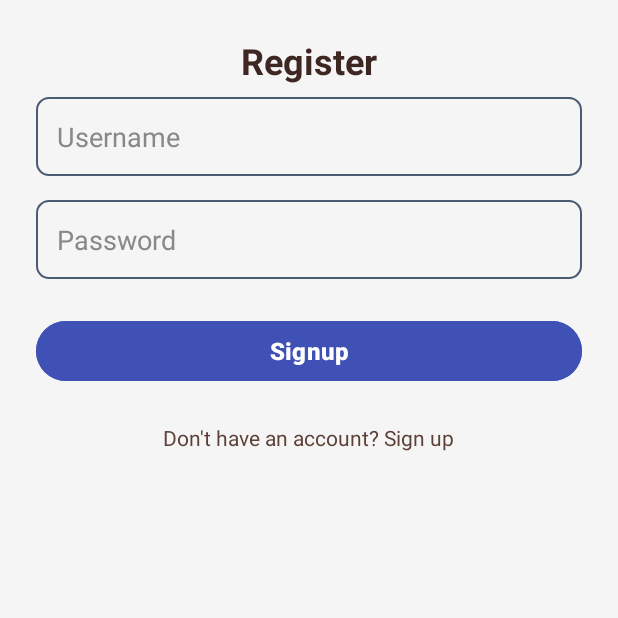
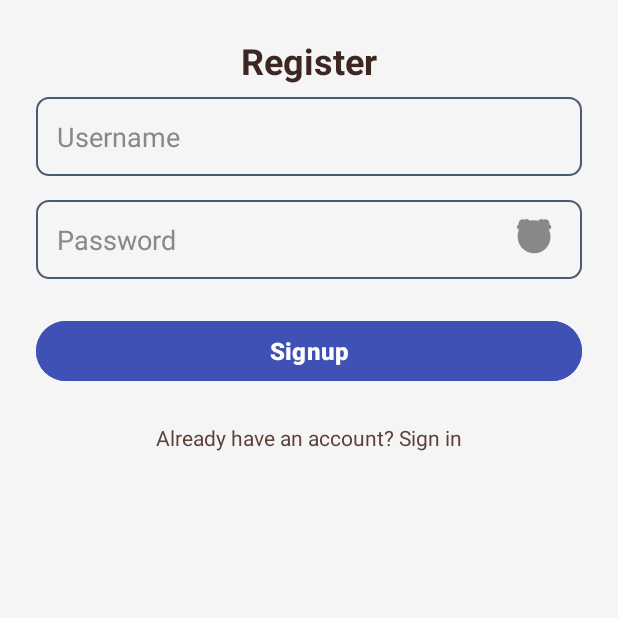
Before and after one commit to LaVenganzaDelLadron/SlamBook, an Android app: the SignupActivity screen opened directly, with no data from a screen before it, after a tap on "Signup", on a phone screen of 412 x 824 dp, the top half of it. Run offline under Robolectric (Android 15) with nearby library versions, the phone set to English and light mode, and no system bars; libraries missing offline, so code that uses them is left out: com.developer.kalert; 1 statement that could not run was skipped.

Commit message:
Initial Commit

```diff
--- a/app/src/main/java/com/project/justagaslambook/dialog/ShowDialog.kt
+++ b/app/src/main/java/com/project/justagaslambook/dialog/ShowDialog.kt
@@ -47,11 +47,20 @@ class ShowDialog(private val context: Context) {
             .show()
     }
 
-    fun loadingDialog(title: String): KAlertDialog {
-        val pDialog = KAlertDialog(context, KAlertDialog.PROGRESS_TYPE, isTrue)
-        pDialog.setTitleText(title)
-        pDialog.show()
-        return pDialog
+    fun exitDialog(title: String, message: String, button: String, button1: String, onConfirm: Runnable?) {
+        KAlertDialog(context, KAlertDialog.SUCCESS_TYPE, isTrue)
+            .setTitleText(title)
+            .setContentText(message)
+            .setCancelText(button)
+            .setConfirmText(button1)
+            .cancelButtonColor(R.color.red)
+            .confirmButtonColor(R.color.green)
+            .setConfirmClickListener { dialog ->
+                dialog.dismissWithAnimation()
+                onConfirm?.run()
+            }
+            .show()
     }
 
+
 }
--- a/app/src/main/java/com/project/justagaslambook/fragments/AddFragment.kt
+++ b/app/src/main/java/com/project/justagaslambook/fragments/AddFragment.kt
@@ -182,6 +182,10 @@ class AddFragment : Fragment() {
                 if (neverForgetAnswer.text.isNullOrEmpty()) emptyFields.add("Never Forget")
                 if (guiltyPleasureAnswer.text.isNullOrEmpty()) emptyFields.add("Guilty Pleasure")
 
+                if (phone.text?.length != 11) {
+                    emptyFields.add("Phone number must be 11 digits")
+                }
+
                 if (emptyFields.isNotEmpty()) {
                     android.util.Log.d("AddFragment", "Empty fields: $emptyFields")
 
--- a/app/src/main/java/com/project/justagaslambook/model/User.kt
+++ b/app/src/main/java/com/project/justagaslambook/model/User.kt
@@ -5,7 +5,7 @@ import android.os.Parcelable
 data class User(
     var username: String? = null,
     var password: String? = null,
-    var slambook: ArrayList<SlamBook>? = null
+    var slambook: ArrayList<SlamBook>? = arrayListOf()
 ) : Parcelable {
 
     constructor(parcel: Parcel) : this(
--- a/app/src/main/res/layout/activity_signup.xml
+++ b/app/src/main/res/layout/activity_signup.xml
@@ -33,18 +33,37 @@
         android:textColorHint="#888888"
         android:layout_marginBottom="16dp" />
 
-    <!-- Password Field -->
-    <EditText
-        android:id="@+id/etPassword"
+    <!-- Password Field with Toggle -->
+    <LinearLayout
         android:layout_width="match_parent"
         android:layout_height="wrap_content"
-        android:hint="Password"
-        android:padding="14dp"
+        android:orientation="horizontal"
         android:background="@drawable/input_outline"
-        android:inputType="textPassword"
-        android:textColor="#000000"
-        android:textColorHint="#888888"
-        android:layout_marginBottom="24dp" />
+        android:paddingEnd="8dp"
+        android:layout_marginBottom="24dp">
+
+        <EditText
+            android:id="@+id/etPassword"
+            android:layout_width="0dp"
+            android:layout_height="wrap_content"
+            android:layout_weight="1"
+            android:hint="Password"
+            android:padding="14dp"
+            android:inputType="textPassword"
+            android:textColor="#000000"
+            android:textColorHint="#888888"
+            android:background="@android:color/transparent" />
+
+        <ImageView
+            android:id="@+id/ivTogglePassword"
+            android:layout_width="wrap_content"
+            android:layout_height="wrap_content"
+            android:src="@drawable/clown"
+            android:padding="12dp"
+            android:contentDescription="Show Password"
+            android:tint="#888888"
+            tools:ignore="UseAppTint" />
+    </LinearLayout>
 
     <!-- Login Button -->
     <Button
@@ -63,7 +82,7 @@
         android:id="@+id/tvLogin"
         android:layout_width="wrap_content"
         android:layout_height="wrap_content"
-        android:text="Don't have an account? Sign up"
+        android:text="Already have an account? Sign in"
         android:textColor="#5D4037"
         android:textSize="14sp"
         android:layout_gravity="center"
```
Also changed, not shown: app/src/main/java/com/project/justagaslambook/DashboardActivity.kt (+14 -0 lines), app/src/main/java/com/project/justagaslambook/LoginActivity.kt (+23 -1 lines), app/src/main/java/com/project/justagaslambook/SignupActivity.kt (+21 -0 lines), app/src/main/res/layout/activity_login.xml (+29 -9 lines), app/src/main/res/layout/tool_bar.xml (+0 -10 lines).
